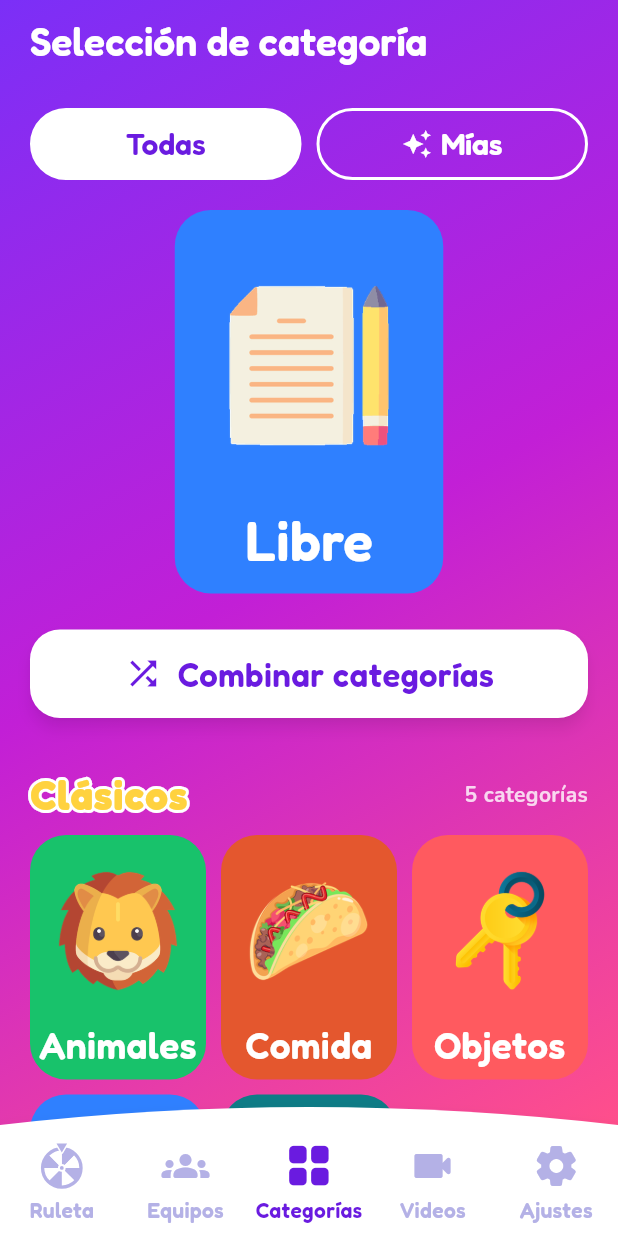
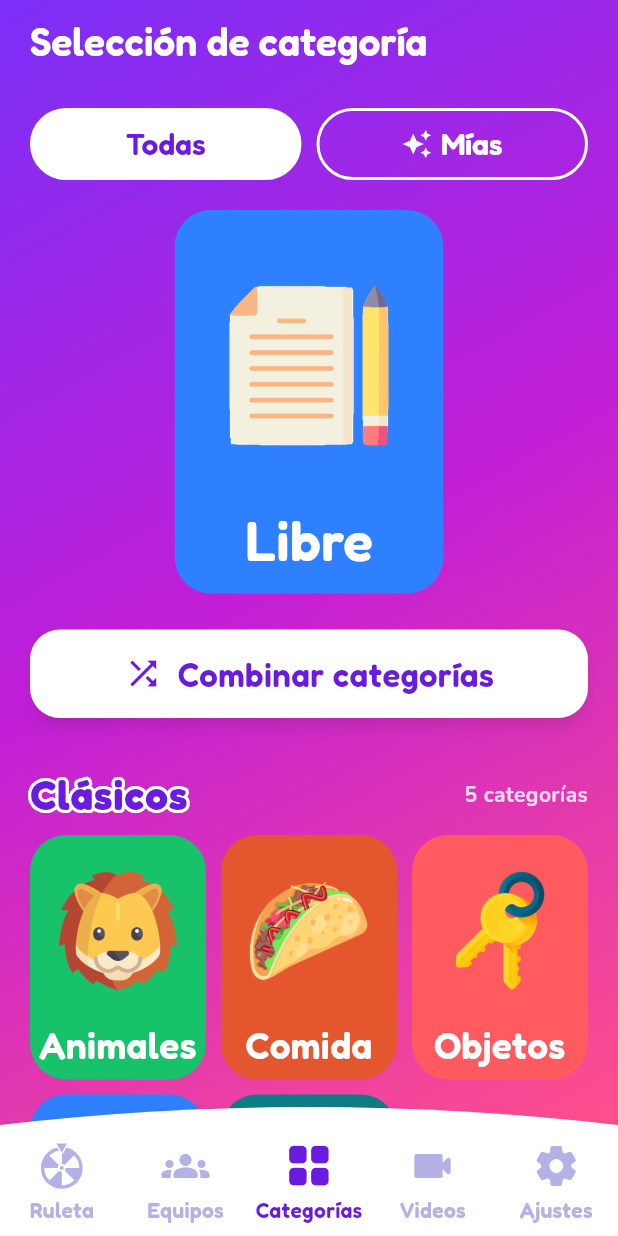
Before and after one commit to juancamilosal/charadeando_app, a Flutter app: the CategoryScreen screen opened by its route, on a phone screen of 412 x 824 dp. Run offline on Flutter 3.47's test engine with Material 3 defaults, Android fonts, the phone set to English and light mode, and no system bars; our stand-ins replace camera, flutter_riverpod, go_router, sensors_plus, share_plus, video_player and 1 more; missing offline and left inert: ffmpeg_kit_flutter_new_video, photo_manager.

Commit message:
Categorías: títulos de sección morados con borde blanco
Y arregla la prueba de Especiales: el título se dibuja dos veces (el
borde y la letra).

Co-Authored-By: Claude Opus 5.5 <noreply@anthropic.com>
Claude-Session: https://claude.ai/code/session_01XPBFeG2PZmszSkrWwceepV

```diff
--- a/lib/screens/category_screen.dart
+++ b/lib/screens/category_screen.dart
@@ -185,10 +185,7 @@ class CategorySectionHeader extends StatelessWidget {
   @override
   Widget build(BuildContext context) {
     final onBackdrop = context.onBackdrop;
-    // El título va en amarillo con un borde blanco alrededor de las
-    // letras; sobre los fondos claros, donde el amarillo no se lee, en
-    // morado.
-    final light = context.backdrop.light;
+    // El título va en morado con un borde blanco alrededor de las letras.
     const style = TextStyle(
       fontFamily: AppFonts.display,
       fontSize: 27,
@@ -202,7 +199,9 @@ class CategorySectionHeader extends StatelessWidget {
         Flexible(
           child: Stack(
             children: [
-              Text(
+              // El borde blanco, debajo de la letra.
+              ExcludeSemantics(
+                child: Text(
                   section.title,
                   maxLines: 1,
                   style: style.copyWith(
@@ -213,12 +212,11 @@ class CategorySectionHeader extends StatelessWidget {
                       ..color = Colors.white,
                   ),
                 ),
+              ),
               Text(
                 section.title,
                 maxLines: 1,
-                style: style.copyWith(
-                  color: light ? AppColors.purple : AppColors.yellow,
-                ),
+                style: style.copyWith(color: AppColors.purple),
               ),
             ],
           ),
```
Also changed, not shown: 2 other files. Lines whose indentation alone changed are shown as unchanged.
